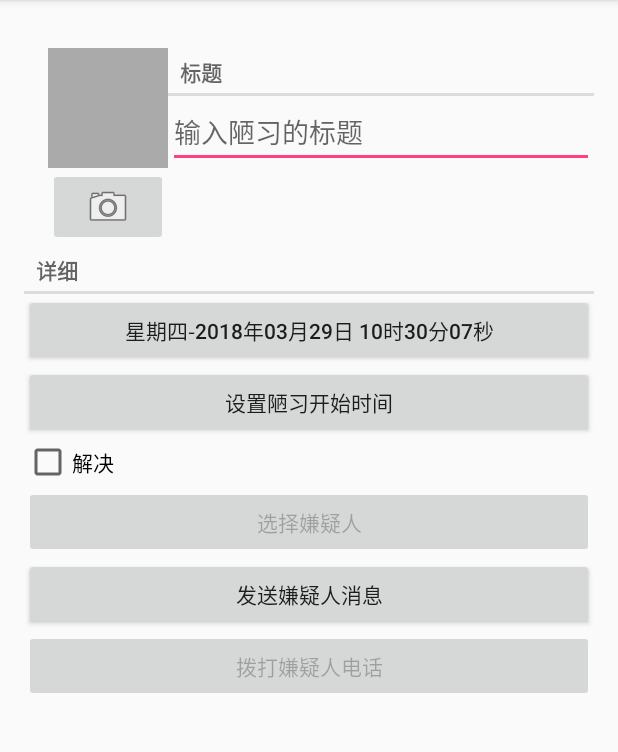
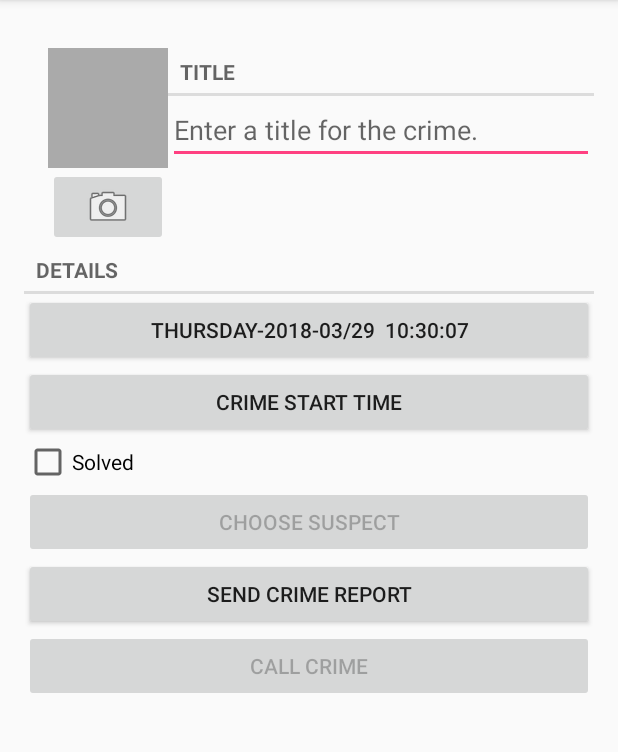
Before and after one commit to maoqitian/MaoCriminalIntent, an Android app: the screen it shows after launch (CrimePagerActivity), after a tap on "添加一条陋习", on a phone screen of 412 x 824 dp, the part 84-836 px from its top. Run offline under Robolectric (Android 15) with nearby library versions, the phone set to English and light mode, and no system bars.

Commit message:
应用本地化

```diff
--- a/app/src/main/java/mao/com/maocriminalintent/util/MyUtils.java
+++ b/app/src/main/java/mao/com/maocriminalintent/util/MyUtils.java
@@ -22,8 +22,8 @@ public class MyUtils {
      * @return yyyy年MM月dd日 HH时mm分ss秒
      */
     public static String getFormatDate(Date date){
-        Locale locale = new Locale("zh", "CN");
-        SimpleDateFormat formatter = new SimpleDateFormat("EEEE-yyyy年MM月dd日 HH时mm分ss秒",locale);
+        //Locale locale = new Locale("zh", "CN");
+        SimpleDateFormat formatter = new SimpleDateFormat("EEEE-yyyy-MM/dd  HH:mm:ss");
         return formatter.format(date);
     }
 
--- /dev/null
+++ b/app/src/main/res/values-w600dp/strings.xml
@@ -0,0 +1,4 @@
+<?xml version="1.0" encoding="utf-8"?>
+<resources>
+    <string name="crime_title_hint">   Enter a meaningful, memorable title for the crime.     </string>
+</resources>
--- /dev/null
+++ b/app/src/main/res/values-zh-w600dp/strings.xml
@@ -0,0 +1,4 @@
+<?xml version="1.0" encoding="utf-8"?>
+<resources>
+    <string name="crime_title_hint">  请输入简短、好记的crime描述 . </string>
+</resources>
--- a/app/src/main/res/values/strings.xml
+++ b/app/src/main/res/values/strings.xml
@@ -1,27 +1,28 @@
 <resources>
     <string name="app_name">MaoCriminalIntent</string>
-    <string name="crime_title_hint">输入陋习的标题</string>
-    <string name="crime_title_label">标题</string>
-    <string name="crime_details_label">详细</string>
-    <string name="crime_solved_label">解决</string>
-    <string name="date_picker_title">陋习日期:</string>
-    <string name="new_crime">新增陋习</string>
-    <string name="show_subtitle">显示标题</string>
-    <string name="hide_subtitle">隐藏标题</string>
+    <string name="crime_title_hint">Enter a title for the crime.</string>
+    <string name="crime_title_label">Title</string>
+    <string name="crime_details_label">Details</string>
+    <string name="crime_solved_label">Solved</string>
+    <string name="date_picker_title">Date of crime:</string>
+    <string name="new_crime">New Crime</string>
+    <string name="show_subtitle">Show Subtitle</string>
+    <string name="hide_subtitle">Hide Subtitle</string>
     <plurals name="subtitle_plural">
         <item quantity="one">%1$d crime</item>
         <item quantity="other">%1$d crimes</item>
     </plurals>
     <string name="subtitle_format">%1$d crimes</string>
-    <string name="delete_crime">删除陋习</string>
-    <string name="set_crime_start_time">设置陋习开始时间</string>
-    <string name="crime_suspect_text">选择嫌疑人</string>
-    <string name="crime_report_text">发送嫌疑人消息</string>
-    <string name="crime_report">%1$s!这个陋习被发现在 %2$s. %3$s, 和 %4$s</string>     <string name="crime_report_solved">The case is solved</string>
-    <string name="crime_report_unsolved">这个案件还没有解决</string>
-    <string name="crime_report_no_suspect">没有嫌疑人.</string>
-    <string name="crime_report_suspect">这个嫌疑人是 %s.</string>
+    <string name="delete_crime">Delete crime</string>
+    <string name="set_crime_start_time">Crime start time</string>
+    <string name="crime_suspect_text">Choose Suspect</string>
+    <string name="crime_report_text">Send Crime Report</string>
+    <string name="crime_report">%1$s!The crime was discovered on %2$s. %3$s, 和 %4$s</string>
+    <string name="crime_report_solved">The case is solved</string>
+    <string name="crime_report_unsolved">The case is not solved</string>
+    <string name="crime_report_no_suspect">there is no suspect..</string>
+    <string name="crime_report_suspect">the suspect is %s.</string>
     <string name="crime_report_subject">CriminalIntent Crime Report</string>
-    <string name="send_report">发送犯罪报告</string>
-    <string name="call_crime">拨打嫌疑人电话</string>
+    <string name="send_report">end crime report via</string>
+    <string name="call_crime">call crime</string>
 </resources>
```
Also changed, not shown: 1 other file.
